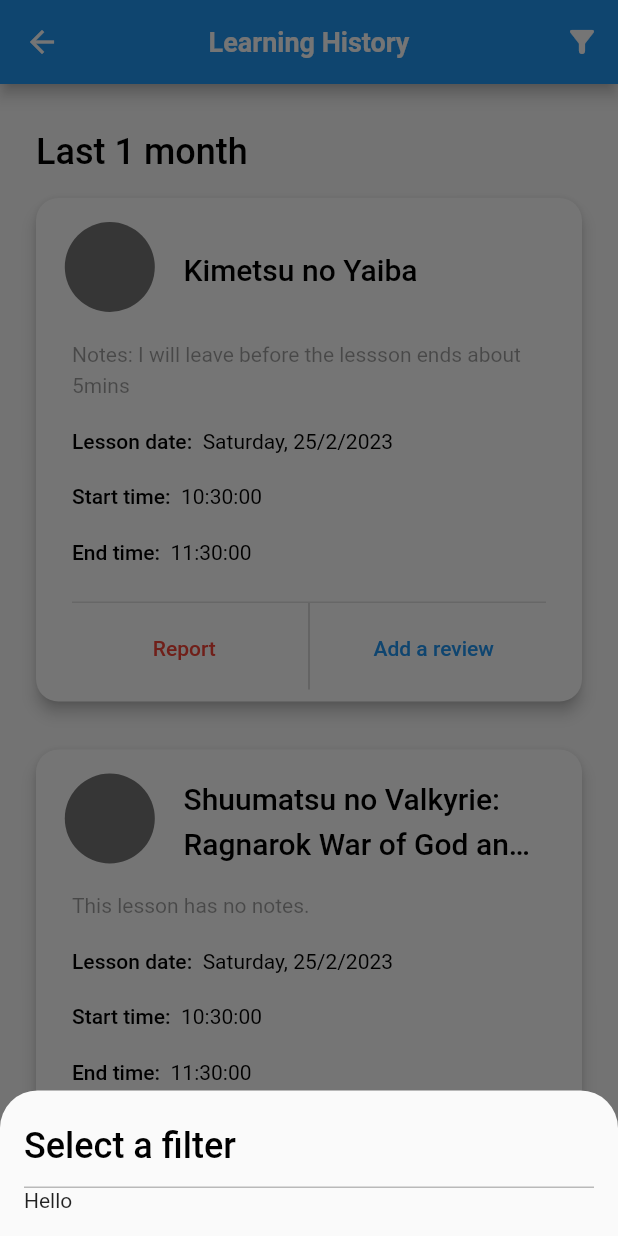
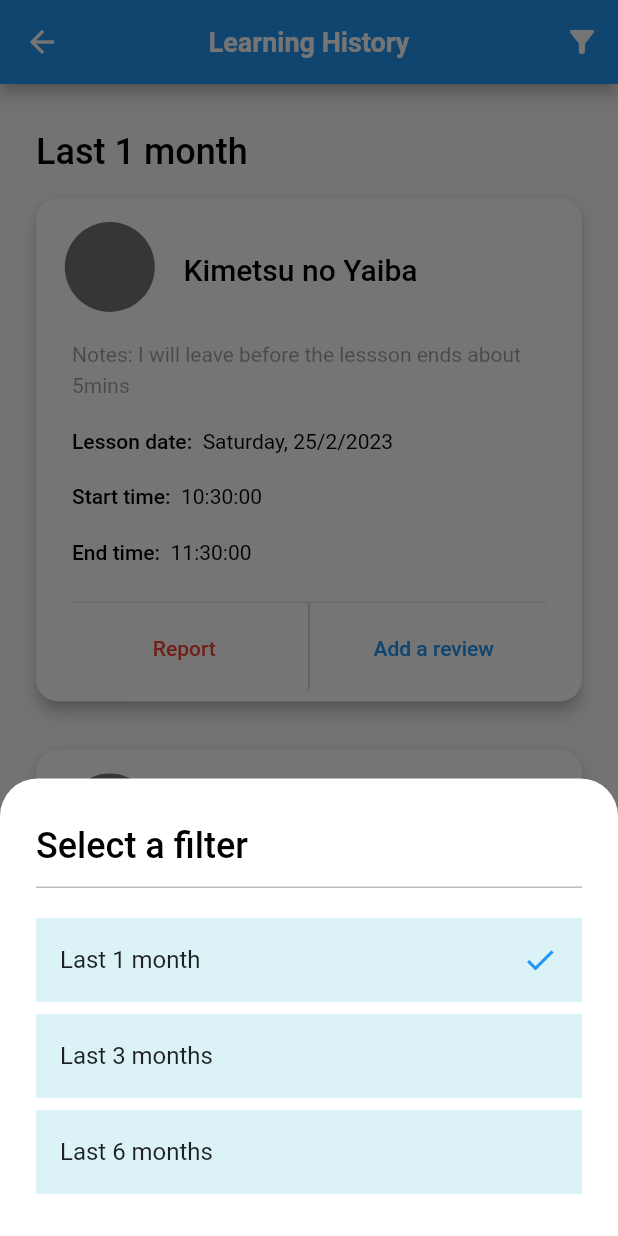
Before and after one commit to nnpanh/advanced-mobile-lettutor, a Flutter app: the HistoryPage screen opened by its route, after a tap on the "filter alt" icon, on a phone screen of 412 x 824 dp. Run offline on Flutter 3.47's test engine with Material 2 defaults, Android fonts, the phone set to English and light mode, and no system bars; our stand-ins replace animated_splash_screen, chips_choice, flutter_rating_bar, font_awesome_flutter, page_transition, readmore; network calls fail.

Commit message:
bottom dialog

```diff
--- a/lib/const/custom_color.dart
+++ b/lib/const/custom_color.dart
@@ -4,7 +4,7 @@
 
 class CustomColor {
   static final HexColor originalBlue = HexColor("#0471ee");
-  static final HexColor brightBlue = HexColor("#F2FAFF");
+  static final HexColor brightBlue = HexColor("##b7e7ef");
   static final HexColor tealBlue = HexColor("#00D7ED");
   static final HexColor lightTeal = HexColor("#6EFACC");
   static final HexColor shadowBlue = HexColor("#0050C6");
--- a/lib/screens/common_widgets/dialogs/base_dialog/bottom_sheet_dialog.dart
+++ b/lib/screens/common_widgets/dialogs/base_dialog/bottom_sheet_dialog.dart
@@ -3,6 +3,7 @@
 
 void showBottomDialog(BuildContext context, String title, Widget widget) {
   showModalBottomSheet(
+    backgroundColor: Colors.white,
     context: context,
     shape: const RoundedRectangleBorder(
       borderRadius: BorderRadius.vertical(
@@ -11,7 +12,7 @@
     ),
     clipBehavior: Clip.antiAliasWithSaveLayer, builder: (BuildContext context) {
     return Container(
-      padding: const EdgeInsets.all(16),
+      padding: const EdgeInsets.all(24),
       child: Column(
         mainAxisSize: MainAxisSize.min,
             crossAxisAlignment: CrossAxisAlignment.start,
@@ -30,6 +31,9 @@
                 thickness: 1,
                 color: Colors.black26,
               ),
+              const SizedBox(
+                height: 16,
+              ),
               widget
             ],
           ),
--- a/lib/screens/courses/widgets/chapter_card.dart
+++ b/lib/screens/courses/widgets/chapter_card.dart
@@ -16,8 +16,6 @@
         shape: RoundedRectangleBorder(
           borderRadius: BorderRadius.circular(15),
         ),
-        child: Container(
-            // padding: const EdgeInsets.all(16),
-            child: ListTile(title: Text(title, style: bodyLarge(context),), onTap: clickAction)));
+        child: ListTile(title: Text(title, style: bodyLarge(context),), onTap: clickAction));
   }
 }
--- a/lib/screens/schedule/history_page.dart
+++ b/lib/screens/schedule/history_page.dart
@@ -23,7 +23,7 @@
 class _HistoryPageState extends State<HistoryPage> {
   late List<LessonModel> lessonList;
   late int selectedFilter = 0;
-  List<String> filterOptions = ['Last 1 month','Last 3 months', 'Lasth 6 months'];
+  List<String> filterOptions = ['Last 1 month','Last 3 months', 'Last 6 months'];
 
   @override
   void initState() {
@@ -41,7 +41,7 @@
           color: Colors.white,
         ),
         onPressed: () {
-          onPressedFilter(context);
+          onPressedFilter(context, size);
         },
       )),
       body: SingleChildScrollView(
@@ -90,7 +90,32 @@
     );
   }
 
-  void onPressedFilter(BuildContext context) {
-    showBottomDialog(context, 'Select a filter', Text('Hello'));
+  void onPressedFilter(BuildContext context, Size size) {
+    Widget child =  LimitedBox(
+      maxHeight: size.height * 0.5, // Change as per your requirement
+      maxWidth: size.width, // Change as per your requirement
+      child: ListView.builder(
+        shrinkWrap: true,
+        itemCount: filterOptions.length,
+        itemBuilder: (BuildContext context, int index) {
+          Widget? trailing;
+          if (index == selectedFilter) trailing = const Icon(Icons.check, color: Colors.blue,);
+
+          return Container(
+            padding: const EdgeInsets.symmetric(vertical: 4),
+            child: ListTile(title: Text(filterOptions[index]),
+              tileColor: CustomColor.brightBlue.withOpacity(0.5),
+              trailing: trailing,
+              onTap: () {
+              Navigator.of(context).pop();
+              setState(() {
+                selectedFilter = index;
+              });
+            },),
+          );
+        },
+      ),
+    );
+    showBottomDialog(context, 'Select a filter', child);
   }
 }
```
